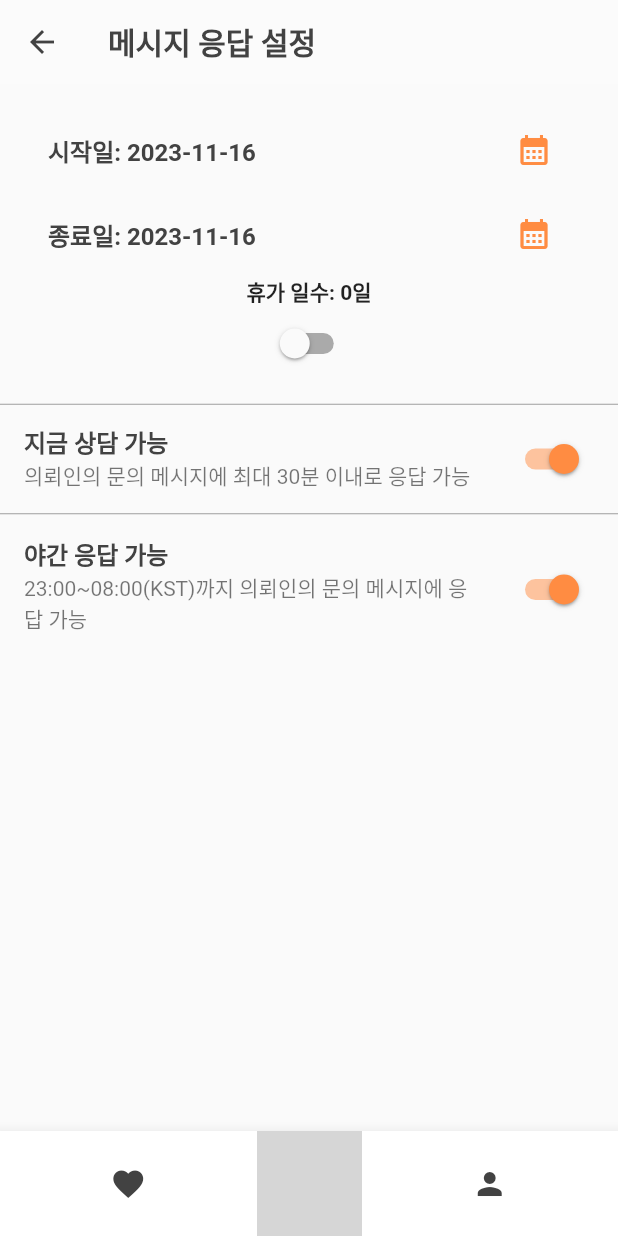
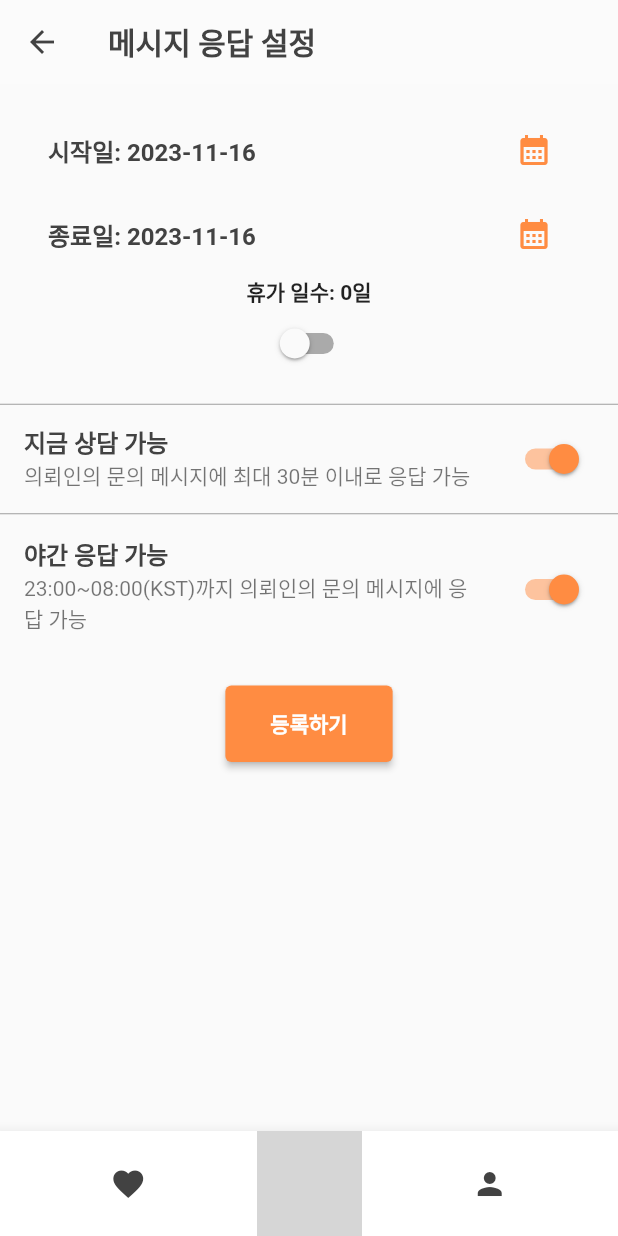
Before and after one commit to dkth1122/Flutter_Project, a Flutter app: the MessageResponse screen opened directly, on a phone screen of 412 x 824 dp. Run offline on Flutter 3.47's test engine with Material 2 defaults, Android fonts, the phone set to English and light mode, and no system bars; our stand-ins replace carousel_slider, cloud_firestore, firebase_auth, firebase_core, firebase_messaging, firebase_storage and 6 more; missing offline and left inert: iamport_flutter; accounts and stored records are empty; Roboto replaces fonts that are missing (Pretendard); grey boxes are pictures that could not be loaded.

Commit message:
메시지 응답 저장 버튼 수정

```diff
--- a/lib/expert/messageResponse.dart
+++ b/lib/expert/messageResponse.dart
@@ -185,6 +185,17 @@ class _MessageResponsenState extends State<MessageResponse> {
               subtitle: Text('23:00~08:00(KST)까지 의뢰인의 문의 메시지에 응답 가능'),
               trailing: buildSwitch('야간 응답', isNightResponseEnabled),
             ),
+            SizedBox(height: 30,),
+            ElevatedButton(
+                onPressed: (){
+                  saveSettingsToFirestore();
+                },
+                style: ElevatedButton.styleFrom(
+                  primary: Color(0xFFFF8C42), // 버튼의 배경색 설정
+                  padding: EdgeInsets.fromLTRB(30, 15, 30, 15)
+                ),
+                child: Text('등록하기', style: TextStyle(fontWeight: FontWeight.bold, color: Colors.white),)
+            )
           ],
         ),
       ),
```
